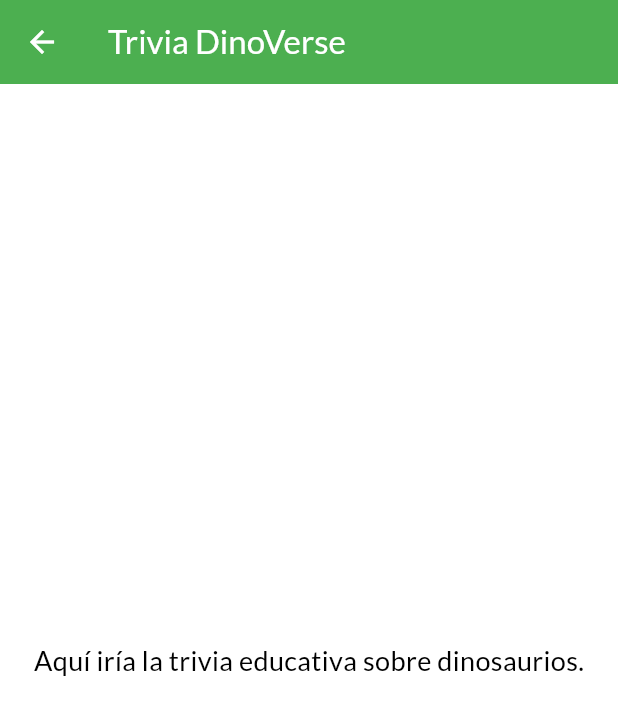
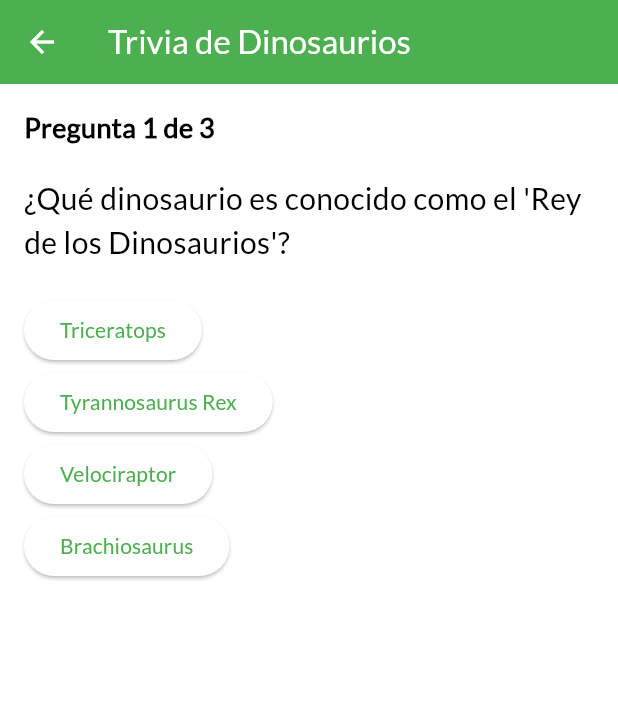
Before and after one commit to ChaosValravn25/DinoVerse, a Flutter app: the TriviaPage screen opened directly, on a phone screen of 412 x 824 dp. Shown: the top 715 px of the screen. Run offline on Flutter 3.47's test engine with Material 3 defaults, Android fonts, the phone set to English and light mode, and no system bars; our stand-ins replace cached_network_image, flutter_svg, logger, share_plus, shared_preferences, sqflite; accounts and stored records are empty.

Commit message:
avances
-corregir el problema del mondo oscuro(en progreso)
-trivia(por testear)

```diff
--- /dev/null
+++ b/devtools_options.yaml
@@ -0,0 +1,3 @@
+description: This file stores settings for Dart & Flutter DevTools.
+documentation: https://docs.flutter.dev/tools/devtools/extensions#configure-extension-enablement-states
+extensions:
--- a/lib/pages/trivia_page.dart
+++ b/lib/pages/trivia_page.dart
@@ -1,17 +1,105 @@
 import 'package:flutter/material.dart';
 
-class TriviaPage extends StatelessWidget {
+class TriviaPage extends StatefulWidget {
   const TriviaPage({super.key});
+
+  @override
+  State<TriviaPage> createState() => _TriviaPageState();
+}
+
+class _TriviaPageState extends State<TriviaPage> {
+  int _currentQuestionIndex = 0;
+  int _score = 0;
+  bool _quizCompleted = false;
+
+  final List<Map<String, dynamic>> _questions = [
+    {
+      "question": "¿Qué dinosaurio es conocido como el 'Rey de los Dinosaurios'?",
+      "options": ["Triceratops", "Tyrannosaurus Rex", "Velociraptor", "Brachiosaurus"],
+      "answer": "Tyrannosaurus Rex",
+    },
+    {
+      "question": "¿Cuál era un dinosaurio herbívoro?",
+      "options": ["Spinosaurus", "Stegosaurus", "Velociraptor", "Allosaurus"],
+      "answer": "Stegosaurus",
+    },
+    {
+      "question": "¿Qué dinosaurio tenía una gran cresta en su cabeza?",
+      "options": ["Parasaurolophus", "Tyrannosaurus Rex", "Diplodocus", "Velociraptor"],
+      "answer": "Parasaurolophus",
+    },
+  ];
+
+  void _answerQuestion(String selectedOption) {
+    if (!_quizCompleted) {
+      if (selectedOption == _questions[_currentQuestionIndex]["answer"]) {
+        _score++;
+      }
+
+      if (_currentQuestionIndex < _questions.length - 1) {
+        setState(() {
+          _currentQuestionIndex++;
+        });
+      } else {
+        setState(() {
+          _quizCompleted = true;
+        });
+      }
+    }
+  }
+
+  void _resetQuiz() {
+    setState(() {
+      _currentQuestionIndex = 0;
+      _score = 0;
+      _quizCompleted = false;
+    });
+  }
 
   @override
   Widget build(BuildContext context) {
     return Scaffold(
-      appBar: AppBar(title: const Text("Trivia DinoVerse")),
-      body: const Center(
-        child: Text(
-          "Aquí iría la trivia educativa sobre dinosaurios.",
-          style: TextStyle(fontSize: 18),
-        ),
+      appBar: AppBar(title: const Text('Trivia de Dinosaurios')),
+      body: Padding(
+        padding: const EdgeInsets.all(16.0),
+        child: _quizCompleted
+            ? Column(
+                mainAxisAlignment: MainAxisAlignment.center,
+                children: [
+                  Text(
+                    "¡Quiz completado!",
+                    style: const TextStyle(fontSize: 24, fontWeight: FontWeight.bold),
+                  ),
+                  const SizedBox(height: 20),
+                  Text("Tu puntaje: $_score de ${_questions.length}", style: const TextStyle(fontSize: 20)),
+                  const SizedBox(height: 30),
+                  ElevatedButton(
+                    onPressed: _resetQuiz,
+                    child: const Text("Reintentar Trivia"),
+                  ),
+                ],
+              )
+            : Column(
+                crossAxisAlignment: CrossAxisAlignment.start,
+                children: [
+                  Text(
+                    'Pregunta ${_currentQuestionIndex + 1} de ${_questions.length}',
+                    style: const TextStyle(fontSize: 18, fontWeight: FontWeight.bold),
+                  ),
+                  const SizedBox(height: 20),
+                  Text(
+                    _questions[_currentQuestionIndex]["question"],
+                    style: const TextStyle(fontSize: 20),
+                  ),
+                  const SizedBox(height: 20),
+                  ...(_questions[_currentQuestionIndex]["options"] as List<String>).map(
+                    (option) => ElevatedButton(
+                      onPressed: () => _answerQuestion(option),
+                      child: Text(option),
+                    ),
+                  ),
+                ],
+              ),
       ),
     );
   }
```
Also changed, not shown: lib/pages/theme/color_schemes.g.dart.
